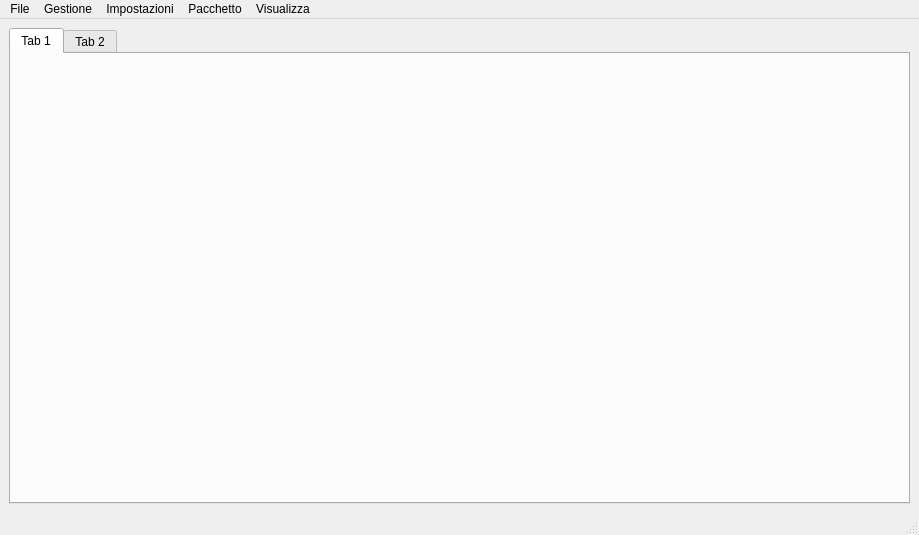
Qt form mainwindow.ui (Gabriele266/ArduinoPacMan) before a commit.
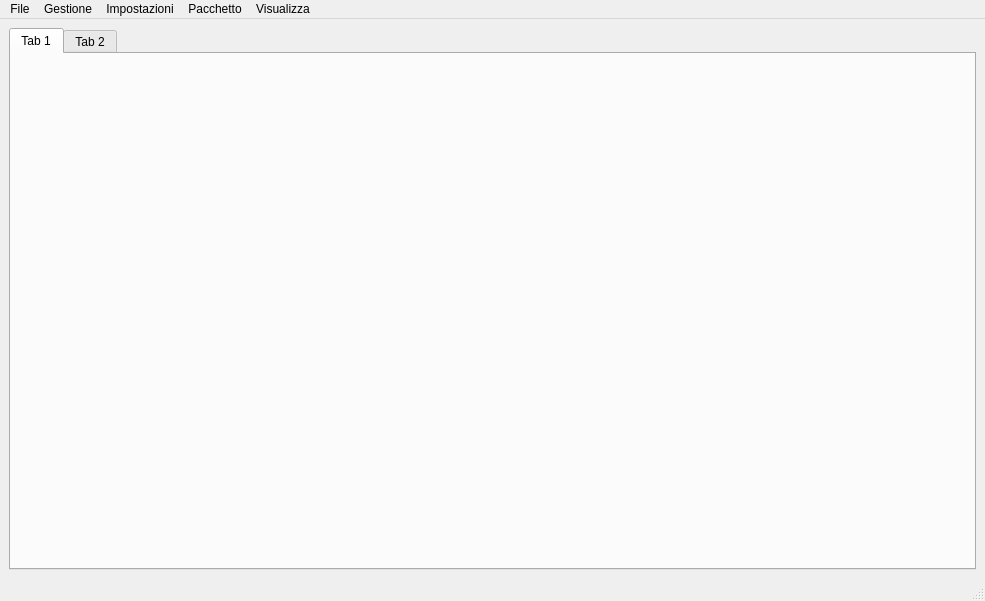
The same form after that commit. Icons and pictures are not drawn.

The edit to the form file:
```diff
--- a/mainwindow.ui
+++ b/mainwindow.ui
@@ -6,8 +6,8 @@
    <rect>
     <x>0</x>
     <y>0</y>
-    <width>919</width>
-    <height>535</height>
+    <width>985</width>
+    <height>601</height>
    </rect>
   </property>
   <property name="windowTitle">
@@ -23,6 +23,15 @@
      <layout class="QVBoxLayout" name="verticalLayout">
       <item>
        <widget class="QTabWidget" name="widgetManager">
+        <property name="minimumSize">
+         <size>
+          <width>500</width>
+          <height>500</height>
+         </size>
+        </property>
+        <property name="currentIndex">
+         <number>0</number>
+        </property>
         <widget class="QWidget" name="tab">
          <attribute name="title">
           <string>Tab 1</string>
@@ -44,7 +53,7 @@
     <rect>
      <x>0</x>
      <y>0</y>
-     <width>919</width>
+     <width>985</width>
      <height>22</height>
     </rect>
    </property>
```
